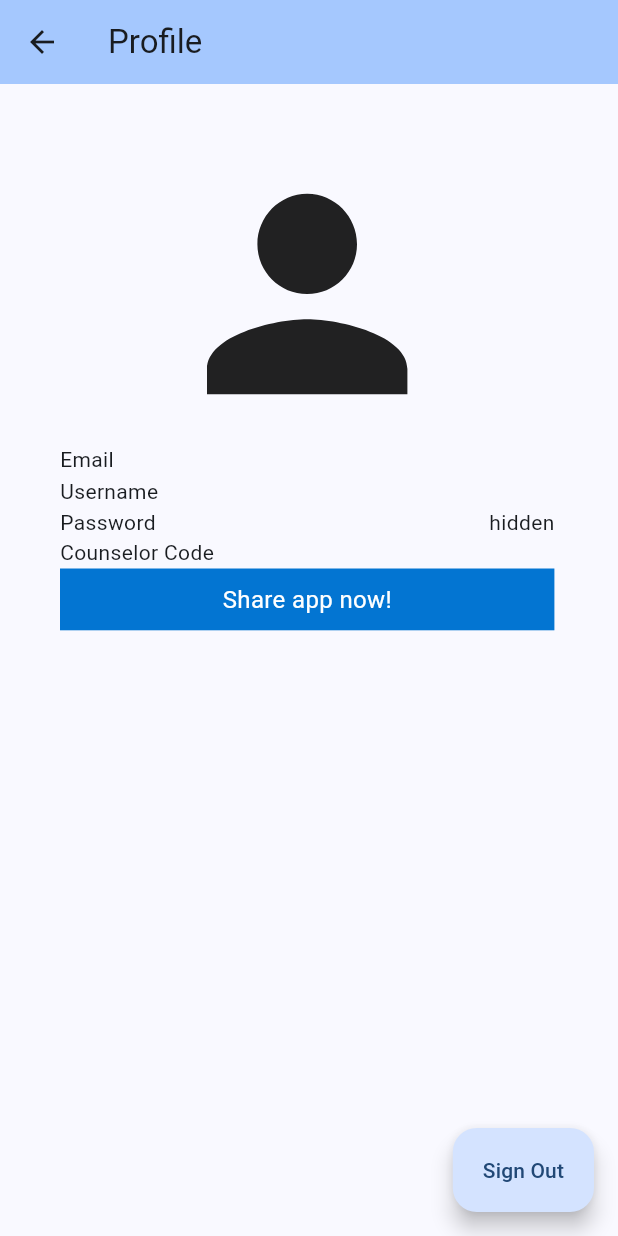
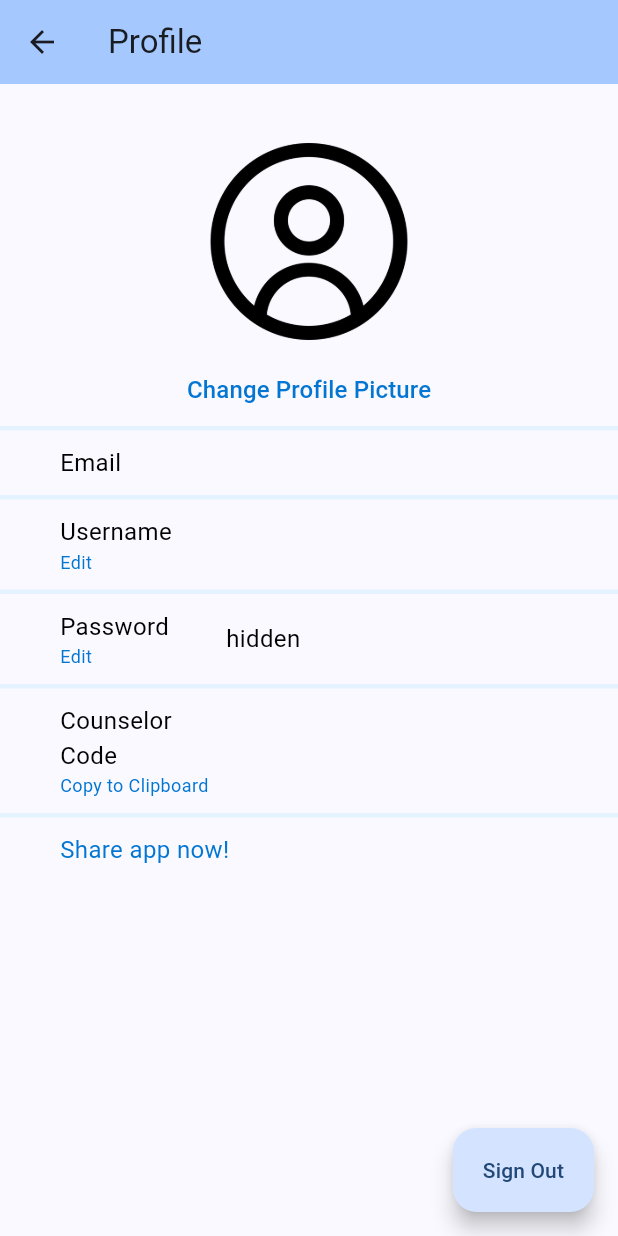
Before and after one commit to Marcusng01/MoodTrack_FYP, a Flutter app: the CounsellorProfile screen opened directly, on a phone screen of 412 x 824 dp. Run offline on Flutter 3.47's test engine with Material 3 defaults, Android fonts, the phone set to English and light mode, and no system bars; our stand-ins replace calendar_date_picker2, carousel_slider, cloud_firestore, firebase_auth, firebase_core, fluttertoast and 3 more; accounts and stored records are empty; statements that could not run were skipped.

Commit message:
Profile Page UI Update
Update UI of Counselor Profile Page

```diff
--- /dev/null
+++ b/lib/commons/ProfilePictureClipper.dart
@@ -0,0 +1,13 @@
+import 'package:flutter/material.dart';
+
+class ProfilePictureClipper extends CustomClipper<Rect> {
+  @override
+  Rect getClip(Size size) {
+    return const Rect.fromLTWH(0, 0, 150, 150);
+  }
+
+  @override
+  bool shouldReclip(covariant CustomClipper<Rect> oldClipper) {
+    return true;
+  }
+}
--- /dev/null
+++ b/lib/commons/profile_button.dart
@@ -0,0 +1,27 @@
+import 'package:ai_mood_tracking_application/styles/text_styles.dart';
+import 'package:flutter/material.dart';
+
+class ProfileButton extends StatelessWidget {
+  final String title;
+  final VoidCallback onTap;
+  const ProfileButton({
+    super.key,
+    required this.title,
+    required this.onTap,
+  });
+
+  @override
+  Widget build(BuildContext context) {
+    return Padding(
+      padding: const EdgeInsets.all(0),
+      child: Row(mainAxisAlignment: MainAxisAlignment.center, children: [
+        TextButton(
+            onPressed: onTap,
+            child: Text(
+              title,
+              style: AppTextStyles.mediumBlueText,
+            ))
+      ]),
+    );
+  }
+}
--- /dev/null
+++ b/lib/commons/profile_button_row.dart
@@ -0,0 +1,38 @@
+import 'package:ai_mood_tracking_application/styles/color_styles.dart';
+import 'package:ai_mood_tracking_application/styles/text_styles.dart';
+import 'package:flutter/material.dart';
+
+class ProfileButtonRow extends StatelessWidget {
+  final String title;
+  final VoidCallback onTap;
+  const ProfileButtonRow({
+    super.key,
+    required this.title,
+    required this.onTap,
+  });
+
+  @override
+  Widget build(BuildContext context) {
+    return InkWell(
+        onTap: onTap,
+        child: Column(
+          children: [
+            const Divider(
+              color: AppColors.lightBlueSurface,
+              height: 3,
+              thickness: 3,
+            ),
+            Padding(
+              padding:
+                  const EdgeInsets.symmetric(horizontal: 40.0, vertical: 10),
+              child: Row(mainAxisAlignment: MainAxisAlignment.start, children: [
+                Text(
+                  title,
+                  style: AppTextStyles.mediumBlueText,
+                )
+              ]),
+            )
+          ],
+        ));
+  }
+}
--- /dev/null
+++ b/lib/commons/profile_data_row.dart
@@ -0,0 +1,81 @@
+import 'package:ai_mood_tracking_application/styles/color_styles.dart';
+import 'package:ai_mood_tracking_application/styles/text_styles.dart';
+import 'package:flutter/material.dart';
+
+class ProfileDataRow extends StatelessWidget {
+  final String title;
+  final String subtitle;
+  final String data;
+  final VoidCallback onTap;
+  const ProfileDataRow({
+    super.key,
+    required this.title,
+    required this.data,
+    required this.onTap,
+    required this.subtitle,
+  });
+
+  @override
+  Widget build(BuildContext context) {
+    if (subtitle == "") {
+      return Column(
+        children: [
+          const Divider(
+            height: 3,
+            color: AppColors
+                .lightBlueSurface, // Optional: Specify the color of the divider
+            thickness: 3, // Optional: Specify the thickness of the divider
+          ),
+          Padding(
+            padding: const EdgeInsets.symmetric(horizontal: 40.0, vertical: 10),
+            child: Row(
+                mainAxisAlignment: MainAxisAlignment.spaceBetween,
+                children: <Widget>[
+                  Expanded(
+                      flex: 1,
+                      child: Text(title, style: AppTextStyles.mediumBlackText)),
+                  Expanded(
+                      flex: 2,
+                      child: Text(data, style: AppTextStyles.mediumBlackText))
+                ]),
+          )
+        ],
+      );
+    } else {
+      return InkWell(
+          onTap: onTap,
+          child: Column(
+            children: [
+              const Divider(
+                height: 3,
+                color: AppColors
+                    .lightBlueSurface, // Optional: Specify the color of the divider
+                thickness: 3, // Optional: Specify the thickness of the divider
+              ),
+              Padding(
+                padding:
+                    const EdgeInsets.symmetric(horizontal: 40.0, vertical: 10),
+                child: Row(
+                    mainAxisAlignment: MainAxisAlignment.spaceBetween,
+                    children: <Widget>[
+                      Expanded(
+                          flex: 1,
+                          child: Column(
+                              crossAxisAlignment: CrossAxisAlignment.start,
+                              children: [
+                                Text(title,
+                                    style: AppTextStyles.mediumBlackText),
+                                Text(subtitle,
+                                    style: AppTextStyles.smallBlueText)
+                              ])),
+                      Expanded(
+                          flex: 2,
+                          child:
+                              Text(data, style: AppTextStyles.mediumBlackText))
+                    ]),
+              )
+            ],
+          ));
+    }
+  }
+}
--- a/lib/ui/counsellor/counsellor_profile.dart
+++ b/lib/ui/counsellor/counsellor_profile.dart
@@ -1,8 +1,10 @@
+import 'package:ai_mood_tracking_application/commons/ProfilePictureClipper.dart';
+import 'package:ai_mood_tracking_application/commons/profile_button.dart';
+import 'package:ai_mood_tracking_application/commons/profile_button_row.dart';
+import 'package:ai_mood_tracking_application/commons/profile_data_row.dart';
 import 'package:ai_mood_tracking_application/services/auth_service.dart';
 import 'package:ai_mood_tracking_application/services/firestore_service.dart';
 import 'package:ai_mood_tracking_application/services/message_service.dart';
-import 'package:ai_mood_tracking_application/styles/color_styles.dart';
-import 'package:ai_mood_tracking_application/styles/text_styles.dart';
 import 'package:firebase_auth/firebase_auth.dart';
 import 'package:flutter/material.dart';
 
@@ -46,11 +48,10 @@ class _MyCounsellorProfileState extends State<CounsellorProfile> {
         title: const Text("Profile"),
       ),
       body: Padding(
-        padding: const EdgeInsets.all(40.0),
+        padding: const EdgeInsets.all(0),
         child: Column(children: <Widget>[
-          profilePictureContainer(),
+          profilePictureContainer(userData, () {}), //TODO
           userDataContainer(userData),
-          shareButton()
         ]),
       ),
       floatingActionButton: FloatingActionButton.extended(
@@ -62,44 +63,66 @@ class _MyCounsellorProfileState extends State<CounsellorProfile> {
     );
   }
 
-  Widget profilePictureContainer() {
-    return const Icon(Icons.person, size: 200);
+  Widget profilePictureContainer(
+      Map<String, dynamic> userData, VoidCallback onTap) {
+    String imageUrl = 'assets/account_circle.png';
+    if (userData["profilePicture"] != "" &&
+        userData.containsKey("profilePicture")) {
+      imageUrl = userData["profilePicture"];
+    }
+
+    return Column(
+      children: [
+        Padding(
+            padding: const EdgeInsets.only(top: 30.0),
+            child: ClipOval(
+                clipper: ProfilePictureClipper(),
+                child: Material(
+                    color: Colors
+                        .transparent, // Use transparent color for Material
+                    child: InkWell(
+                        onTap: onTap,
+                        child: Image.asset(
+                          imageUrl,
+                          width: 150.0,
+                          height: 150.0,
+                        ))))),
+        ProfileButton(title: "Change Profile Picture", onTap: onTap),
+      ],
+    );
   }
 
   Widget userDataContainer(Map<String, dynamic> userData) {
     return SizedBox(
-        width: MediaQuery.of(context).size.width * 0.8, // 80% of screen width
+        // 80% of screen width
         child: Column(children: <Widget>[
-          Row(
-              mainAxisAlignment: MainAxisAlignment.spaceBetween,
-              children: <Widget>[const Text("Email"), Text(userData["email"])]),
-          Row(
-              mainAxisAlignment: MainAxisAlignment.spaceBetween,
-              children: <Widget>[
-                const Text("Username"),
-                Text(userData["username"])
-              ]),
-          const Row(
-              mainAxisAlignment: MainAxisAlignment.spaceBetween,
-              children: <Widget>[Text("Password"), Text("hidden")]),
-          Row(
-              mainAxisAlignment: MainAxisAlignment.spaceBetween,
-              children: <Widget>[
-                const Text("Counselor Code"),
-                Text(userData["counselorCode"])
-              ]),
-        ]));
-  }
-
-  Widget shareButton() {
-    return Container(
-        width: MediaQuery.of(context).size.width * 0.8,
-        height:
-            MediaQuery.of(context).size.height * 0.05, // 80% of screen width
-        color: AppColors.blueSurface,
-        child: const Center(
-            child:
-                Text("Share app now!", style: AppTextStyles.mediumWhiteText)));
+      ProfileDataRow(
+        title: "Email",
+        data: userData["email"],
+        onTap: () => {}, //TODO
+        subtitle: "",
+      ),
+      ProfileDataRow(
+        title: "Username",
+        subtitle: "Edit",
+        data: userData["username"],
+        onTap: () => {}, //TODO
+      ),
+      ProfileDataRow(
+        title: "Password",
+        subtitle: "Edit",
+        data: "hidden",
+        onTap: () => {}, //TODO
+      ),
+      ProfileDataRow(
+        title: "Counselor Code",
+        subtitle: "Copy to Clipboard",
+        data: userData["counselorCode"],
+        onTap: () => {}, //TODO
+      ),
+      ProfileButtonRow(title: "Share app now!", onTap: () => {} //TODO
+          )
+    ]));
   }
 
   Widget counsellorProfileLoadingScreen() {
--- a/pubspec.yaml
+++ b/pubspec.yaml
@@ -75,6 +75,7 @@ flutter:
     - assets/logo.png
     - assets/student.png
     - assets/counsellor.png
+    - assets/account_circle.png
 
   # An image asset can refer to one or more resolution-specific "variants", see
   # https://flutter.dev/assets-and-images/#resolution-aware
```
Also changed, not shown: assets/account_circle.png (added).
